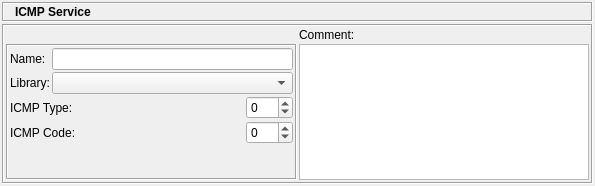
Before: the Qt Designer form src/gui/icmpservicedialog_q.ui in fwbuilder/fwbuilder, drawn with Qt 5.
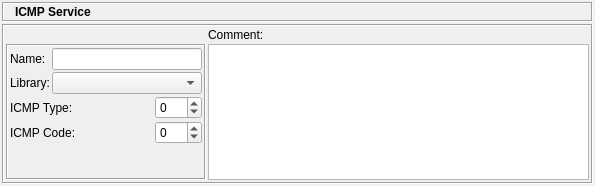
After: the same form once the commit is applied. Icons and pictures are not drawn.

Diff of the .ui file:
```diff
--- a/src/gui/icmpservicedialog_q.ui
+++ b/src/gui/icmpservicedialog_q.ui
@@ -194,7 +194,7 @@
          <widget class="QFrame" name="frame30" >
           <property name="maximumSize" >
            <size>
-            <width>400</width>
+            <width>200</width>
             <height>16777215</height>
            </size>
           </property>
```
